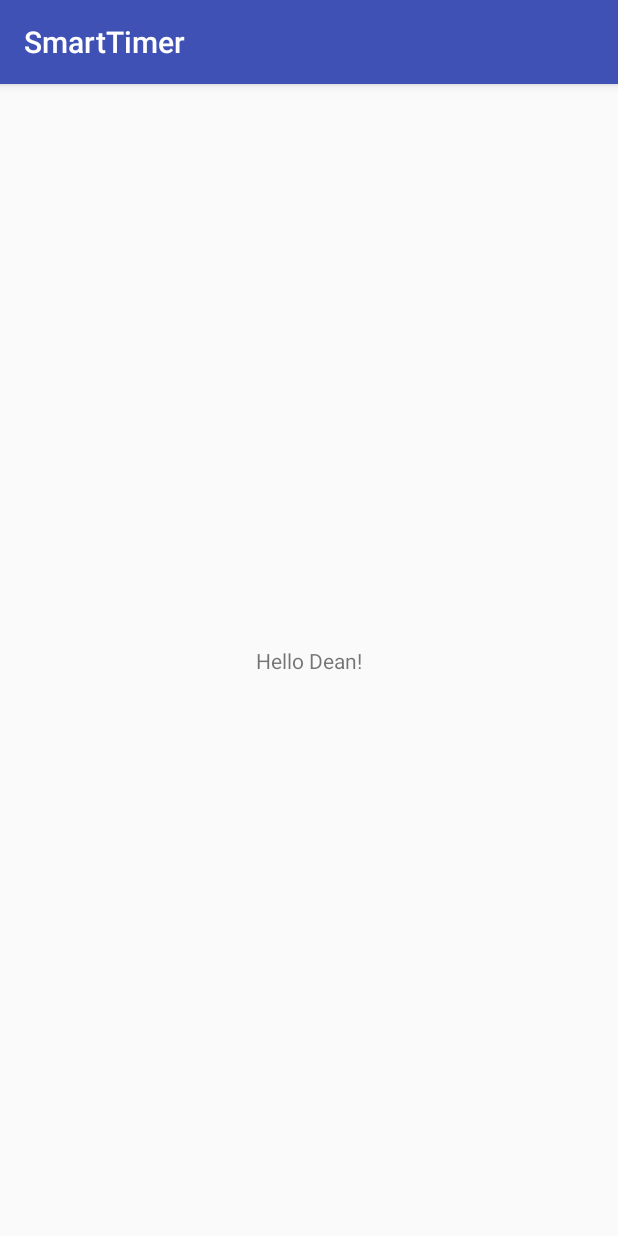
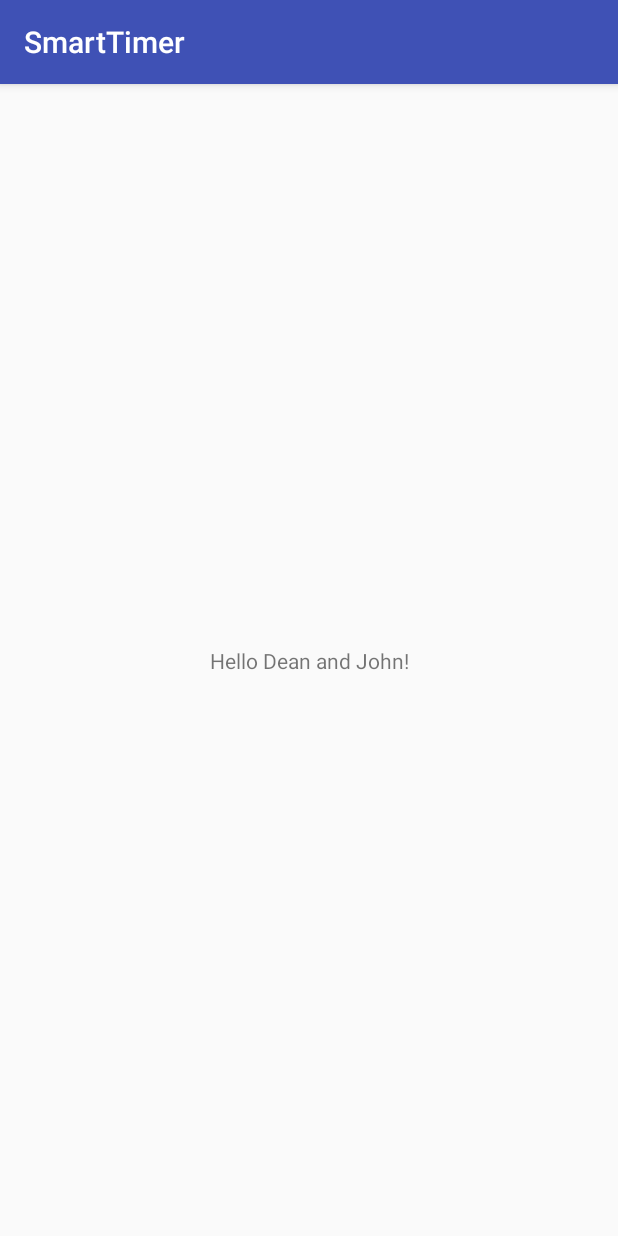
Before and after one commit to HachikoDD/SmartTimer, an Android app: the screen it shows after launch (home_screen), on a phone screen of 412 x 824 dp. Run offline under Robolectric (Android 15) with nearby library versions, the phone set to English and light mode, and no system bars.

Commit message:
I added John!

```diff
--- a/app/src/main/res/layout/activity_home_screen.xml
+++ b/app/src/main/res/layout/activity_home_screen.xml
@@ -9,7 +9,7 @@
     <TextView
         android:layout_width="wrap_content"
         android:layout_height="wrap_content"
-        android:text="Hello Dean!"
+        android:text="Hello Dean and John!"
         app:layout_constraintBottom_toBottomOf="parent"
         app:layout_constraintLeft_toLeftOf="parent"
         app:layout_constraintRight_toRightOf="parent"
```
